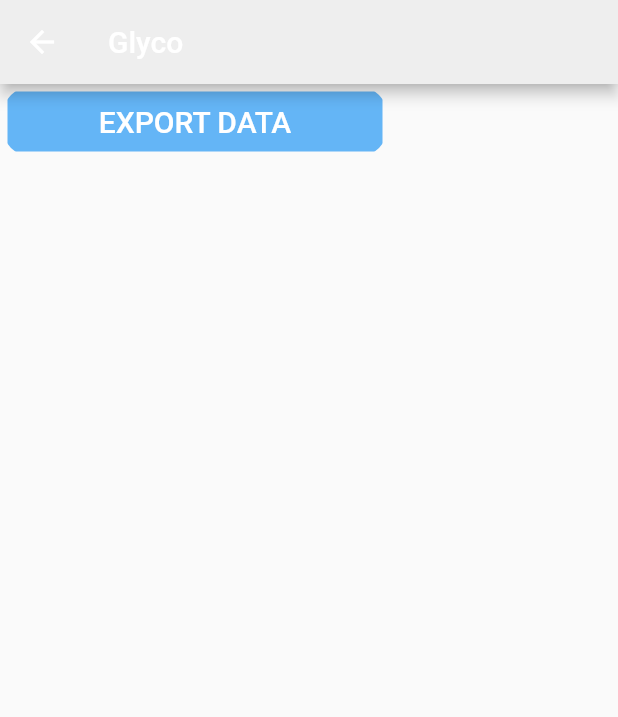
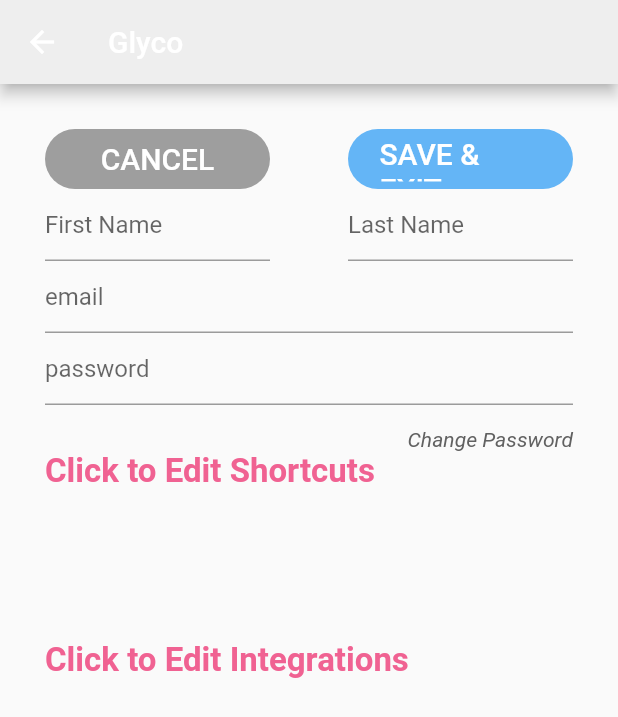
Before and after one commit to jeffreyluoxlvii/glyco, a Flutter app: the ChangeSettingsScreen screen opened by its route, on a phone screen of 412 x 824 dp. Shown: the top 717 px of the screen. Run offline on Flutter 3.47's test engine with Material 2 defaults, Android fonts, the phone set to English and light mode, and no system bars.

Commit message:
Started working on the screen for changing account data

```diff
--- a/glyco/lib/screens/change_settings_screen.dart
+++ b/glyco/lib/screens/change_settings_screen.dart
@@ -1,30 +1,145 @@
 import 'package:flutter/material.dart';
+import 'package:flutter/gestures.dart';
 
 class ChangeSettingsScreen extends StatelessWidget {
   @override
   Widget build(BuildContext context) {
     return Scaffold(
       appBar: AppBar(title: Text("Glyco")),
-      body: exportData(context),
+      body: changeSettings(context),
     );
   }
 
-  ClipRRect exportData(BuildContext context) {
+  Container changeSettings(context) {
+    return Container(
+        padding: const EdgeInsets.all(30),
+        width: double.infinity,
+        child: Column(
+          crossAxisAlignment: CrossAxisAlignment.start,
+          children: [
+            Row(
+              children: [
+                cancel(context),
+                Spacer(),
+                saveAndExit(context),
+              ],
+            ),
+            Row(
+              children: [
+                Container(
+                  width: 150,
+                  child: TextField(
+                    decoration: InputDecoration(
+                      hintText: 'First Name',
+                    ),
+                  ),
+                ),
+                Spacer(),
+                Container(
+                  width: 150,
+                  child: TextField(
+                    decoration: InputDecoration(
+                      hintText: 'Last Name',
+                    ),
+                  ),
+                ),
+              ],
+            ),
+            TextField(
+              decoration: InputDecoration(
+                hintText: 'email',
+              ),
+            ),
+            TextField(
+              decoration: InputDecoration(
+                hintText: 'password',
+              ),
+            ),
+            SizedBox(height: 15),
+            Row(children: [
+              Spacer(),
+              GestureDetector(
+                onTap: () {
+                  print("Change password");
+                },
+                child: new Text(
+                  "Change Password",
+                  style: TextStyle(
+                    fontStyle: FontStyle.italic,
+                    color: Colors.grey[700],
+                  ),
+                ),
+              ),
+            ]),
+            GestureDetector(
+              onTap: () {
+                print("Edit Shortcuts");
+              },
+              child: new Text(
+                "Click to Edit Shortcuts",
+                style: TextStyle(
+                  fontSize: 22,
+                  fontWeight: FontWeight.bold,
+                  color: Theme.of(context).primaryColor,
+                ),
+              ),
+            ),
+            SizedBox(height: 100),
+            GestureDetector(
+              onTap: () {
+                print("Edit Integrations");
+              },
+              child: new Text(
+                "Click to Edit Integrations",
+                style: TextStyle(
+                  fontSize: 22,
+                  fontWeight: FontWeight.bold,
+                  color: Theme.of(context).primaryColor,
+                ),
+              ),
+            ),
+          ],
+        ));
+  }
+
+  ClipRRect saveAndExit(BuildContext context) {
     return ClipRRect(
-      borderRadius: BorderRadius.circular(25.0),
+      borderRadius: BorderRadius.circular(50.0),
       child: Container(
-        margin: EdgeInsets.fromLTRB(5, 5, 5, 5),
-        width: 250,
+        padding: EdgeInsets.all(5),
+        width: 150,
         height: 40,
         color: Colors.blue[300],
         child: FlatButton(
-          child: Text("EXPORT DATA",
+          child: Text("SAVE & EXIT",
               style: TextStyle(
                 fontSize: 20,
                 color: Colors.white,
               )),
           onPressed: () {
-            Navigator.pushNamed(context, '/NavScreen');
+            print("Save and Exit");
+          },
+        ),
+      ),
+    );
+  }
+
+  ClipRRect cancel(BuildContext context) {
+    return ClipRRect(
+      borderRadius: BorderRadius.circular(50.0),
+      child: Container(
+        padding: EdgeInsets.all(5),
+        width: 150,
+        height: 40,
+        color: Colors.grey,
+        child: FlatButton(
+          child: Text("CANCEL",
+              style: TextStyle(
+                fontSize: 20,
+                color: Colors.white,
+              )),
+          onPressed: () {
+            print("Cancel");
           },
         ),
       ),
--- a/glyco/lib/screens/settings_screen.dart
+++ b/glyco/lib/screens/settings_screen.dart
@@ -19,7 +19,7 @@
                 color: Colors.white,
               )),
           onPressed: () {
-            Navigator.pushNamed(context, '/NavScreen');
+
           },
         ),
       ),
```
Also changed, not shown: glyco/lib/screens/login_screen.dart (+24 -15 lines).
